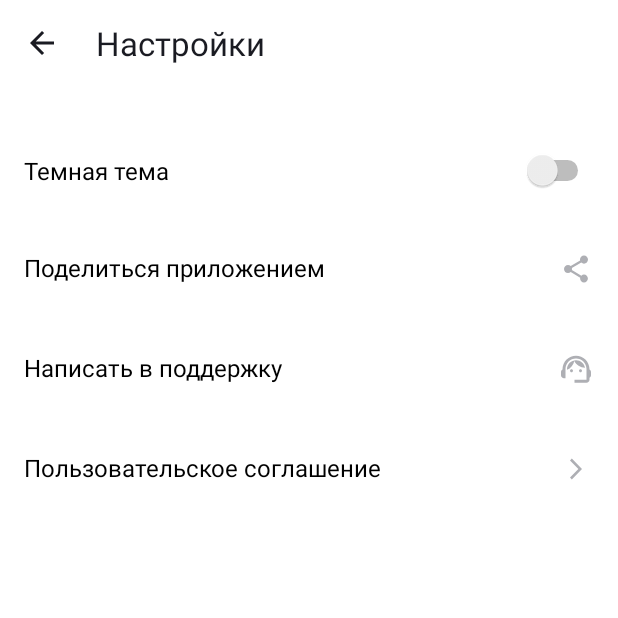
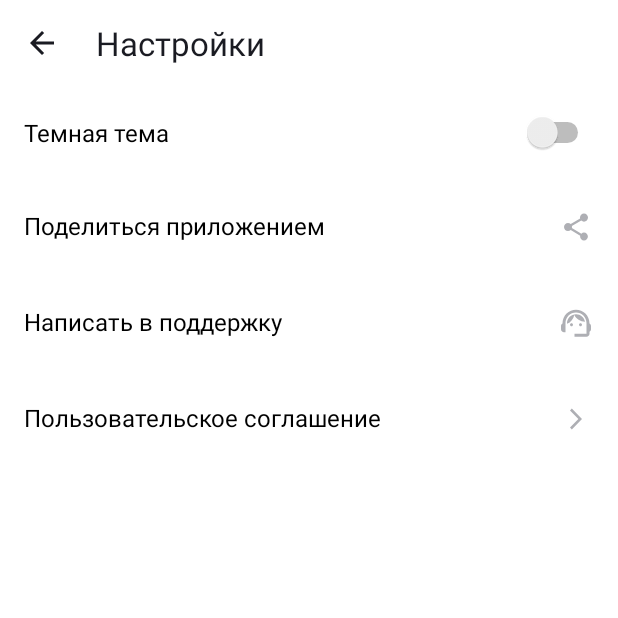
Before and after one commit to gnomakh/Playlist_Maker, an Android app: the SettingsActivity screen opened directly, with no data from a screen before it, on a phone screen of 412 x 824 dp, the top half of it. Run offline under Robolectric (Android 15) with nearby library versions, the phone set to English and light mode, and no system bars.

Commit message:
Внесены правки в размеры, добавлен тулбар, навигация теперь через finish()

```diff
--- a/app/src/main/java/com/practicum/playlistmaker/MediaActivity.kt
+++ b/app/src/main/java/com/practicum/playlistmaker/MediaActivity.kt
@@ -15,10 +15,8 @@ class MediaActivity : AppCompatActivity() {
         setContentView(R.layout.activity_media)
 
         val backButton = findViewById<ImageView>(R.id.back_button)
-
         backButton.setOnClickListener {
-            val backIntent = Intent(this, MainActivity::class.java)
-            startActivity(backIntent)
+            finish()
         }
 
     }
--- a/app/src/main/java/com/practicum/playlistmaker/SearchActivity.kt
+++ b/app/src/main/java/com/practicum/playlistmaker/SearchActivity.kt
@@ -15,8 +15,7 @@ class SearchActivity : AppCompatActivity() {
         val backButton = findViewById<ImageView>(R.id.back_button)
 
         backButton.setOnClickListener {
-            val backIntent = Intent(this, MainActivity::class.java)
-            startActivity(backIntent)
+            finish()
         }
     }
 }
--- a/app/src/main/java/com/practicum/playlistmaker/SettingsActivity.kt
+++ b/app/src/main/java/com/practicum/playlistmaker/SettingsActivity.kt
@@ -18,8 +18,7 @@ class SettingsActivity : AppCompatActivity() {
 
         val backButton = findViewById<ImageView>(R.id.back_button)
         backButton.setOnClickListener{
-            val backIntent = Intent(this, MainActivity::class.java)
-            startActivity(backIntent)
+            finish()
         }
 
     }
--- a/app/src/main/res/layout/activity_settings.xml
+++ b/app/src/main/res/layout/activity_settings.xml
@@ -3,25 +3,24 @@
     xmlns:tools="http://schemas.android.com/tools"
     android:layout_width="match_parent"
     android:layout_height="match_parent"
+    xmlns:app="http://schemas.android.com/apk/res-auto"
     android:background="@color/white"
     android:orientation="vertical"
     tools:ignore="ExtraText">
 
-    <LinearLayout
+    <androidx.appcompat.widget.Toolbar
+        android:layout_height="wrap_content"
         android:layout_width="match_parent"
-        android:layout_height="wrap_content"
-        android:layout_marginBottom="24dp"
-        android:orientation="horizontal">
+        app:contentInsetStart="0dp">
 
         <ImageView
             android:id = "@+id/back_button"
             android:layout_width="wrap_content"
             android:layout_height="wrap_content"
-            android:layout_gravity="center_vertical"
             android:paddingEnd="24dp"
             android:paddingStart="@dimen/padding_16"
             android:paddingVertical="@dimen/padding_16"
-            android:src="@drawable/arrow_back"/>
+            android:src="@drawable/arrow_back" />
 
         <TextView
             android:layout_width="match_parent"
@@ -31,7 +30,7 @@
             android:textColor="@color/blackish"
             android:textSize="@dimen/main_text_size" />
 
-    </LinearLayout>
+    </androidx.appcompat.widget.Toolbar>
 
     <Switch
         android:id="@+id/switch1"
--- a/app/src/main/res/values/dimens.xml
+++ b/app/src/main/res/values/dimens.xml
@@ -6,5 +6,5 @@
     <dimen name = "icon_padding">8dp</dimen>
     <dimen name = "padding_16">16dp</dimen>
     <dimen name = "button_margin">16dp</dimen>
-    <dimen name = "vertical_padding">21dp</dimen>
+    <dimen name = "vertical_padding">20dp</dimen>
 </resources>
```
Also changed, not shown: app/src/main/res/layout/activity_media.xml (+5 -7 lines), app/src/main/res/layout/activity_search.xml (+5 -7 lines).
